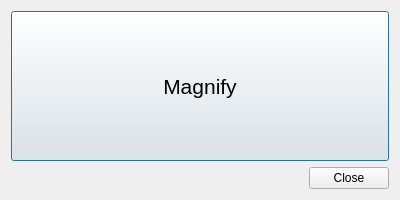
Old version of the form ui/magnifier.ui in the repository TSA-SoftwareDevTeam-2138052-2026/TSA2026.
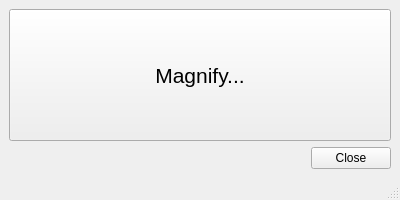
New version of the form.

Commit message: Fix Magnify Location and add auto-hide before screenshot

What changed in the file:
```diff
--- a/ui/magnifier.ui
+++ b/ui/magnifier.ui
@@ -1,7 +1,7 @@
 <?xml version="1.0" encoding="UTF-8"?>
 <ui version="4.0">
- <class>Dialog</class>
- <widget class="QDialog" name="Dialog">
+ <class>MainWindow</class>
+ <widget class="QMainWindow" name="MainWindow">
   <property name="geometry">
    <rect>
     <x>0</x>
@@ -10,20 +10,15 @@
     <height>200</height>
    </rect>
   </property>
-  <property name="sizePolicy">
-   <sizepolicy hsizetype="Fixed" vsizetype="Fixed">
-    <horstretch>0</horstretch>
-    <verstretch>0</verstretch>
-   </sizepolicy>
-  </property>
   <property name="windowTitle">
    <string>Dialog</string>
   </property>
+  <widget class="QWidget" name="centralwidget">
   <layout class="QVBoxLayout" name="verticalLayout">
    <item>
     <widget class="QPushButton" name="magnify">
      <property name="sizePolicy">
-      <sizepolicy hsizetype="MinimumExpanding" vsizetype="MinimumExpanding">
+       <sizepolicy hsizetype="Minimum" vsizetype="MinimumExpanding">
        <horstretch>0</horstretch>
        <verstretch>0</verstretch>
       </sizepolicy>
@@ -35,20 +30,12 @@
       </font>
      </property>
      <property name="text">
-      <string>Magnify</string>
+       <string>Magnify...</string>
      </property>
     </widget>
    </item>
    <item>
     <widget class="QDialogButtonBox" name="buttonBox">
-     <property name="font">
-      <font>
-       <bold>false</bold>
-      </font>
-     </property>
-     <property name="orientation">
-      <enum>Qt::Orientation::Horizontal</enum>
-     </property>
      <property name="standardButtons">
       <set>QDialogButtonBox::StandardButton::Close</set>
      </property>
@@ -56,6 +43,18 @@
    </item>
   </layout>
  </widget>
+  <widget class="QMenuBar" name="menubar">
+   <property name="geometry">
+    <rect>
+     <x>0</x>
+     <y>0</y>
+     <width>400</width>
+     <height>33</height>
+    </rect>
+   </property>
+  </widget>
+  <widget class="QStatusBar" name="statusbar"/>
+ </widget>
  <resources/>
  <connections>
   <connection>
```
Left out of the diff: 37 changed lines with no effect on the pictures. Lines whose indentation alone changed are shown as unchanged. The commit also changes 2 other files.
